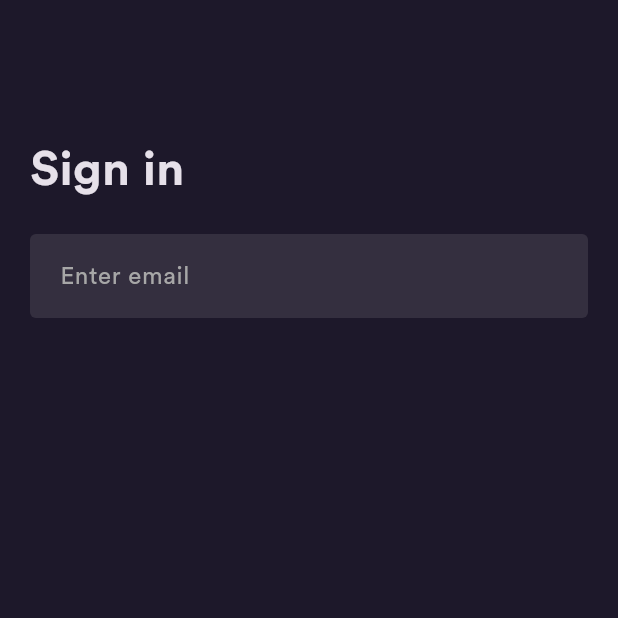
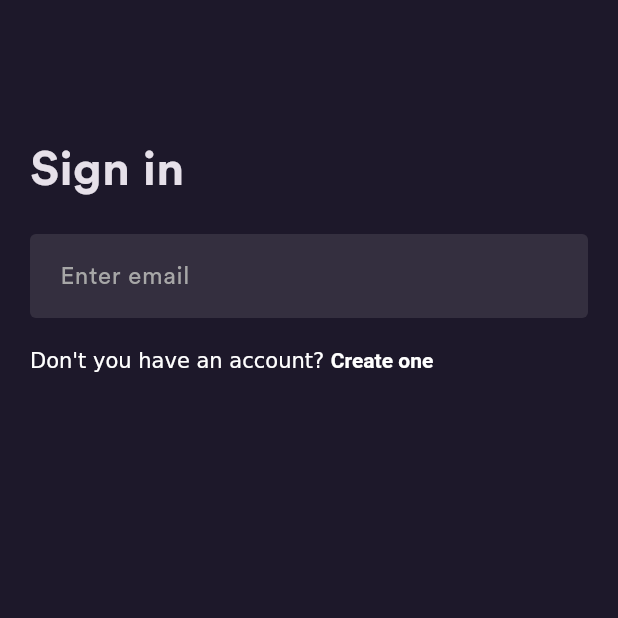
Before and after one commit to sadaqatmustafa123/e_commerce_app, a Flutter app: the screen it shows after launch, on a phone screen of 412 x 824 dp, the top half of it. Run offline on Flutter 3.47's test engine with Material 3 defaults, Android fonts, the phone set to English and light mode, and no system bars; our stand-ins replace flutter_bloc, flutter_svg.

Commit message:
changes in text

```diff
--- a/lib/presentation/signin/pages/signin.dart
+++ b/lib/presentation/signin/pages/signin.dart
@@ -26,6 +26,7 @@ class SigninPage extends StatelessWidget {
             const SizedBox(
               height: 20,
             ),
+            _createAccount(context),
           ],
         ),
       ),
@@ -43,10 +44,25 @@ class SigninPage extends StatelessWidget {
   }
 
   Widget _emailField(BuildContext context) {
-    return TextField(
-      decoration: const InputDecoration(
+    return const TextField(
+      decoration: InputDecoration(
         hintText: "Enter email",
       ),
     );
   }
+
+  Widget _createAccount(BuildContext context) {
+    return RichText(
+      text: const TextSpan(
+        children: [
+          TextSpan(text: "Don't you have an account? "),
+          TextSpan(
+              text: "Create one",
+              style: TextStyle(
+                fontWeight: FontWeight.bold,
+              )),
+        ],
+      ),
+    );
+  }
 }
```
